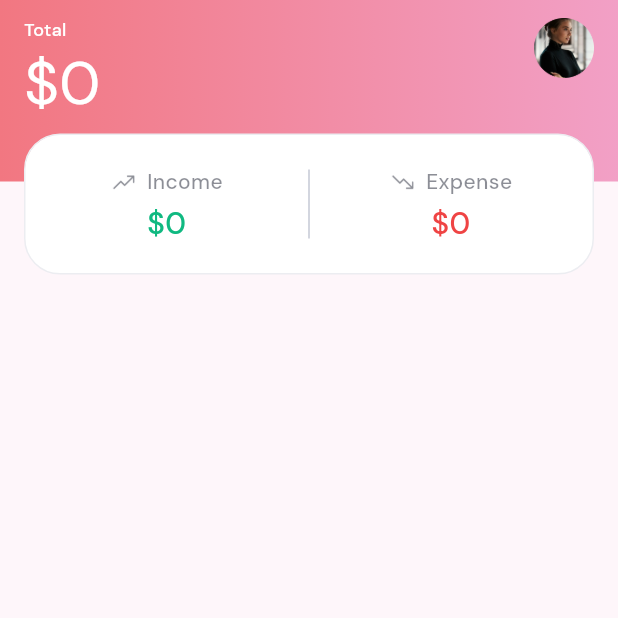
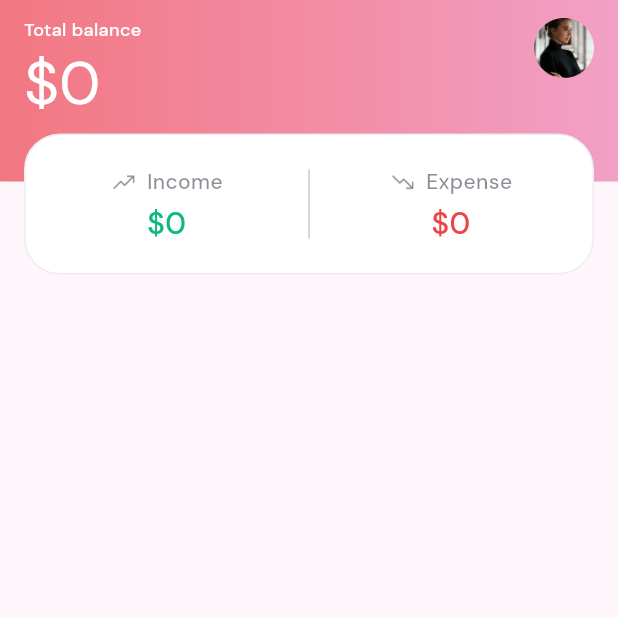
Before and after one commit to L2T-Team/Pocketbook, a Flutter app: the HomeView screen opened by its route, on a phone screen of 412 x 824 dp, the top half of it. Run offline on Flutter 3.47's test engine with Material 3 defaults, Android fonts, the phone set to English and light mode, and no system bars; our stand-ins replace cached_network_image, cloud_firestore, connectivity_plus, dartz, dio, easy_debounce and 13 more; missing offline and left inert: tap_debouncer; accounts and stored records are empty.

Commit message:
5) - Total Balance = Income - Expense (Change design: Total balance)

```diff
--- a/lib/language/en.dart
+++ b/lib/language/en.dart
@@ -26,7 +26,7 @@ class EnglishLanguage {
       LanguageKey.setting: 'Me',
 
       // Home
-      LanguageKey.total: 'Total',
+      LanguageKey.total: 'Total balance',
       LanguageKey.transaction: 'Transaction',
       LanguageKey.deleteTransaction: 'Delete transaction',
       LanguageKey.deleteTransactionDescription:
--- a/lib/utils/app_helper.dart
+++ b/lib/utils/app_helper.dart
@@ -183,18 +183,18 @@ class AppHelper {
   /// Format Number
   static String formatNumber(double value) {
     String format = '';
-    if (value < 1000) {
+    if (value.abs() < 1000) {
       format = '##0.##';
-    } else if (value < 1000000) {
+    } else if (value.abs() < 1000000) {
       format = '##0,000.##';
-    } else if (value < 1000000000) {
+    } else if (value.abs() < 1000000000) {
       format = '##0,000,000.##';
-    } else if (value < 1000000000000) {
+    } else if (value.abs() < 1000000000000) {
       format = '##0,000,000,000.##';
     } else {
       format = '##0,000,000,000,000.##';
     }
-    final formatter = NumberFormat(format).format(value);
+    final formatter = NumberFormat(format).format(value.abs());
     return formatter;
   }
 
--- a/lib/views/home/home_controller.dart
+++ b/lib/views/home/home_controller.dart
@@ -83,7 +83,7 @@ class HomeController extends GetxController {
       }
       income.value = incomeValue;
       expense.value = expenseValue;
-      total.value = income.value + expense.value;
+      total.value = income.value - expense.value;
     } catch (_) {}
   }
 
--- a/lib/views/home/widget/home_header_widget.dart
+++ b/lib/views/home/widget/home_header_widget.dart
@@ -67,7 +67,7 @@ class HomeHeaderWidget extends StatelessWidget {
                               margin: const EdgeInsets.only(top: 9.0),
                               alignment: Alignment.centerLeft,
                               child: Text(
-                                '\$${AppHelper.formatNumber(total)}',
+                                '${total < 0 ? '-' : ''}\$${AppHelper.formatNumber(total)}',
                                 textAlign: TextAlign.left,
                                 style: TextStyles.normalTextStyle(
                                   size: 40.0,
```
